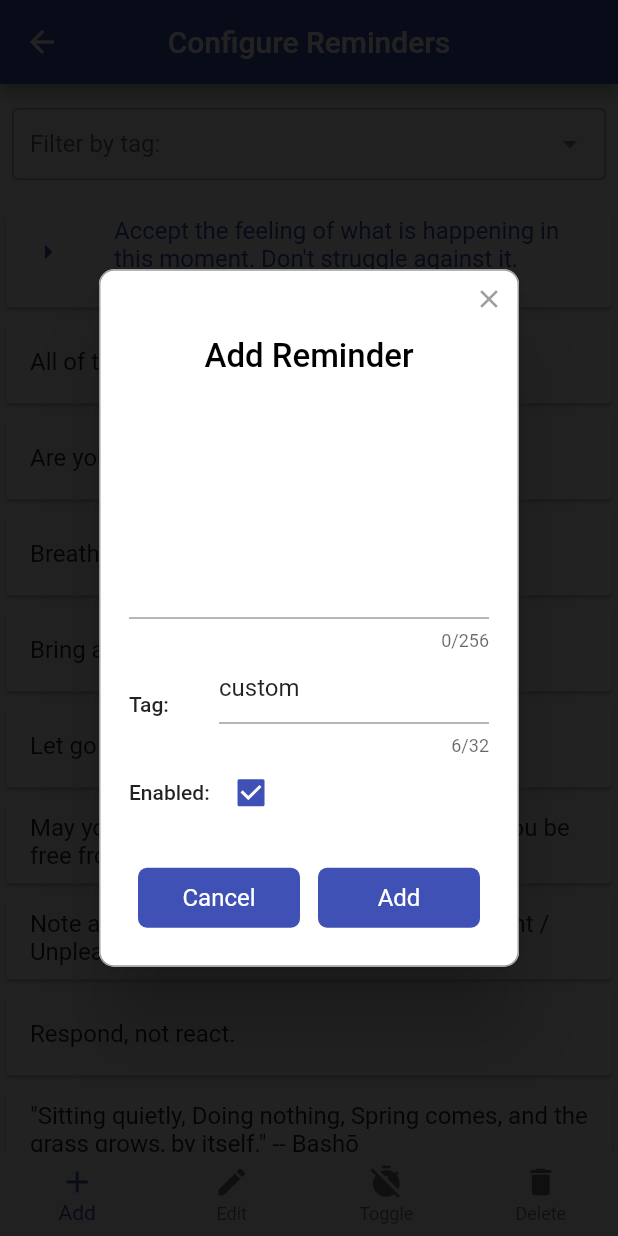
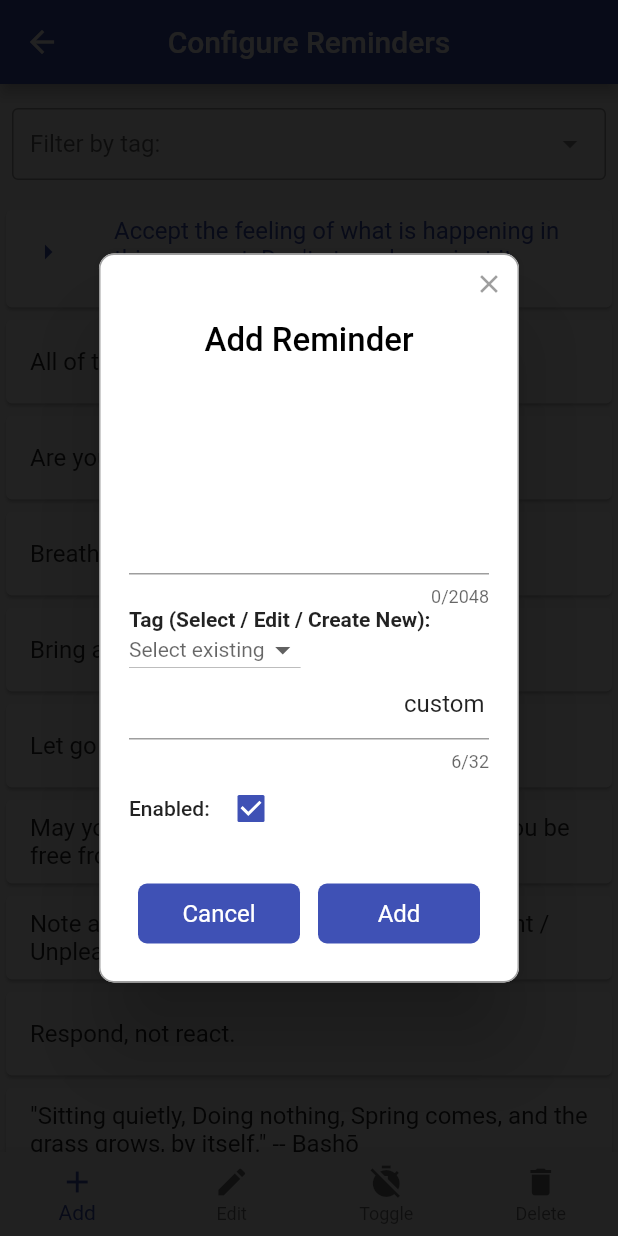
Before and after one commit to kmac/mindfulnotifier, a Flutter app: the ReminderWidget screen opened by its route, after a tap on "Add", on a phone screen of 412 x 824 dp. Run offline on Flutter 3.47's test engine with Material 2 defaults, Android fonts, the phone set to English and light mode, and no system bars; drawn by our look-alikes of dropdown_search, rflutter_alert; our stand-ins replace date_format, device_info, equatable, file_picker, flutter_local_notifications, flutter_markdown and 9 more; missing offline and left inert: android_alarm_manager, audio_session, battery_optimization, sound_mode; accounts and stored records are empty; statements that could not run were skipped.

Commit message:
Issues #26,#25,#24 Support longer reminders, tag selector

```diff
--- a/lib/components/datastore.dart
+++ b/lib/components/datastore.dart
@@ -1,4 +1,5 @@
 import 'dart:convert';
+import 'dart:math';
 import 'package:flutter/foundation.dart';
 import 'package:shared_preferences/shared_preferences.dart';
 import 'package:equatable/equatable.dart';
@@ -7,79 +8,86 @@ import 'package:mindfulnotifier/components/logging.dart';
 
 var logger = createLogger('datastore');
 
-const defaultTag = 'default';
-const customTag = 'custom';
+final Random random = Random();
 
 // A list for the initial json string. Each entry has keys: text, enabled, tag, weight
 // Idea: add optional weight to support weighing reminders differently
 const List<Map<String, dynamic>> defaultJsonReminderMap = [
-  {"text": "Are you aware?", "enabled": true, "tag": "$defaultTag"},
+  {
+    "text": "Are you aware?",
+    "enabled": true,
+    "tag": "${Reminder.defaultTagName}"
+  },
   {
     "text": "Breathe deeply. This is the present moment.",
     "enabled": true,
-    "tag": "$defaultTag"
+    "tag": "${Reminder.defaultTagName}"
   },
   {
     "text": "Take a moment to pause, and come back to the present.",
     "enabled": true,
-    "tag": "$defaultTag"
+    "tag": "${Reminder.defaultTagName}"
   },
   {
     "text": "Bring awareness into this moment.",
     "enabled": true,
-    "tag": "$defaultTag"
+    "tag": "${Reminder.defaultTagName}"
   },
   {
     "text": "Let go of greed, aversion, and delusion.",
     "enabled": true,
-    "tag": "$defaultTag"
+    "tag": "${Reminder.defaultTagName}"
   },
-  {"text": "Respond, not react.", "enabled": true, "tag": "$defaultTag"},
+  {
+    "text": "Respond, not react.",
+    "enabled": true,
+    "tag": "${Reminder.defaultTagName}"
+  },
   {
     "text": "All of this is impermanent.",
     "enabled": true,
-    "tag": "$defaultTag"
+    "tag": "${Reminder.defaultTagName}"
   },
   {
     "text":
         "Accept the feeling of what is happening in this moment. Don't struggle against it. Instead, notice it. Take it in.",
     "enabled": true,
-    "tag": "$defaultTag"
+    "tag": "${Reminder.defaultTagName}"
   },
   {
     "text":
         "RAIN: Recognize / Allow / Invesigate with interest and care / Nurture with self-compassion",
     "enabled": false,
-    "tag": "$defaultTag"
+    "tag": "${Reminder.defaultTagName}"
   },
   {
     "text":
         "Note any feeling tones in the moment: Pleasant / Unpleasant / Neutral.",
     "enabled": true,
-    "tag": "$defaultTag"
+    "tag": "${Reminder.defaultTagName}"
   },
   {
     "text": "What is the attitude in the mind right now?",
     "enabled": true,
-    "tag": "$defaultTag"
+    "tag": "${Reminder.defaultTagName}"
   },
   {
     "text":
         "May you be happy. May you be healthy. May you be free from harm. May you be peaceful.",
     "enabled": true,
-    "tag": "$defaultTag"
+    "tag": "${Reminder.defaultTagName}"
   },
   {
     "text":
         "\"Whatever it is that has the nature to arise will also pass away; therefore, there is nothing to want.\" -- Joseph Goldstein",
     "enabled": true,
-    "tag": "$defaultTag"
+    "tag": "${Reminder.defaultTagName}"
   },
   {
     "text":
         "\"Sitting quietly, Doing nothing, Spring comes, and the grass grows, by itself.\" -- Bashō",
     "enabled": true,
-    "tag": "$defaultTag"
+    "tag": "${Reminder.defaultTagName}"
   },
 ];
 
@@ -631,6 +639,11 @@ class ScheduleDataStore extends ScheduleDataStoreBase {
 }
 
 class Reminder extends Equatable {
+  static const maxLength = 2048;
+  static const truncLength = 256;
+  static const truncLines = 5;
+  static const defaultTagName = 'default';
+  static const defaultCustomTagName = 'custom';
   final String text;
   final bool enabled;
   final String tag;
@@ -650,6 +663,27 @@ class Reminder extends Equatable {
 
   @override
   List<Object> get props => [text];
+
+  static String truncateLines(String input, [int maxLines = truncLines]) {
+    LineSplitter ls = new LineSplitter();
+    List<String> lines = ls.convert(input);
+    if (lines.length < maxLines) {
+      return input;
+    }
+    return lines.sublist(0, maxLines).join("\n") + "...";
+  }
+
+  static String truncate(String input,
+      [int length = maxLength, int maxLines = truncLines]) {
+    if (input.length < truncLength) {
+      return truncateLines(input, maxLines);
+    }
+    return truncateLines(input.substring(0, truncLength - 4) + '...');
+  }
+
+  String get truncated {
+    return truncate(text);
+  }
 
   @override
   String toString() {
@@ -702,7 +736,7 @@ class Reminders {
       Map<String, dynamic> mapForJson = Map();
       mapForJson['text'] = rawReminder;
       mapForJson['enabled'] = true;
-      mapForJson['tag'] = "default";
+      mapForJson['tag'] = Reminder.defaultTagName;
       conversionList.add(mapForJson);
     }
     String jsonReminders;
@@ -850,8 +884,7 @@ class Reminders {
           ? "No reminders are enabled"
           : "No reminders are enabled for tag '$tag'";
     }
-    filteredList.shuffle();
-    return filteredList.first.text;
+    return filteredList[random.nextInt(filteredList.length - 1)].text;
   }
 
   @override
--- a/lib/components/utils.dart
+++ b/lib/components/utils.dart
@@ -62,11 +62,13 @@ TextStyle getGlobalDialogTextStyle(bool isDark, {double fontSize}) {
       : TextStyle(color: Colors.white, fontSize: fontSize);
 }
 
-AlertStyle getGlobalAlertStyle(bool isDark) {
+AlertStyle getGlobalAlertStyle(bool isDark,
+    {EdgeInsets alertPadding = const EdgeInsets.all(6.0)}) {
   return isDark
       ? AlertStyle(
           titleStyle: TextStyle(color: Colors.white),
           descStyle: TextStyle(color: Colors.white, fontSize: 18),
+          alertPadding: alertPadding,
         )
       : AlertStyle(descStyle: TextStyle(fontSize: 18));
 }
--- a/lib/screens/reminderview.dart
+++ b/lib/screens/reminderview.dart
@@ -2,6 +2,7 @@ import 'dart:ui';
 
 import 'package:flutter/cupertino.dart';
 import 'package:flutter/material.dart';
+import 'package:flutter/services.dart';
 import 'package:flutter/widgets.dart';
 import 'package:get/get.dart';
 import 'package:mindfulnotifier/components/datastore.dart';
@@ -82,8 +83,8 @@ class ReminderWidget extends StatelessWidget {
   final ReminderWidgetController controller =
       Get.put(ReminderWidgetController());
 
-  final formMaxLines = 7;
-  final formMaxLength = 256;
+  final formMaxLines = 10;
+  final formMaxLength = Reminder.maxLength;
 
   @override
   Widget build(BuildContext context) {
@@ -226,7 +227,8 @@ class ReminderWidget extends StatelessWidget {
                                 selected:
                                     index == controller.selectedIndex.value,
                                 title: Text(
-                                  '${controller.filteredReminderList[index].text}',
+                                  controller
+                                      .filteredReminderList[index].truncated,
                                   style: controller
                                           .filteredReminderList[index].enabled
                                       ? TextStyle(
@@ -266,25 +268,62 @@ class ReminderWidget extends StatelessWidget {
       TextEditingController editingControllerText,
       TextEditingController editingControllerTag,
       final editedEnabled) {
+    List<String> sortedTags = controller.groupedReminders.keys.toList()..sort();
     return Column(
       children: <Widget>[
-        TextFormField(
+        Scrollbar(
+            child: TextFormField(
+          keyboardType: TextInputType.multiline,
           controller: editingControllerText,
+          minLines: formMaxLines ~/ 2 + 1,
           maxLines: formMaxLines,
           maxLength: formMaxLength,
           // style: TextStyle(fontSize: 18),
-        ),
+        )),
         Row(children: <Widget>[
           Expanded(
-              flex: 1, child: Text('Tag:', style: TextStyle(fontSize: 14))),
+              child: Text('Tag (Select / Edit / Create New):',
+                  style: TextStyle(fontSize: 14, fontWeight: FontWeight.bold))),
+        ]),
+        Row(children: <Widget>[
+          // Expanded(
+          //     flex: 1, child: Text('Tag:', style: TextStyle(fontSize: 14))),
+          DropdownButton<String>(
+              // value: controller.selectedTag.value,
+              items: [
+                for (var tag in sortedTags)
+                  DropdownMenuItem(
+                    value: tag,
+                    child: Text(
+                      tag,
+                      overflow: TextOverflow.ellipsis,
+                      softWrap: false,
+                    ),
+                  ),
+              ],
+              style: TextStyle(fontSize: 14),
+              isDense: true,
+              // isExpanded: true,
+              onChanged: (String value) {
+                editingControllerTag.text = value;
+              },
+              hint: Text("Select existing"))
+        ]),
+        Row(children: <Widget>[
           Expanded(
-              flex: 3,
+              // flex: 6,
+              // TODO need to call dispose on TextFormField!!
               child: TextFormField(
-                controller: editingControllerTag,
-                maxLines: 1,
-                maxLength: 32,
-                // style: TextStyle(fontSize: 18),
-              )),
+            controller: editingControllerTag,
+            maxLines: 1,
+            maxLength: 32,
+            // initialValue: null,
+            autofillHints: sortedTags,
+            // style: TextStyle(fontSize: 14),
+            enableInteractiveSelection: true,
+            textAlign: TextAlign.right,
+            // style: TextStyle(fontSize: 18),
+          )),
         ]),
         Row(children: <Widget>[
           Text('Enabled: ', style: TextStyle(fontSize: 14)),
@@ -307,11 +346,12 @@ class ReminderWidget extends StatelessWidget {
     TextEditingController editingControllerTag = new TextEditingController(
         text: controller.selectedTag.value != ''
             ? controller.selectedTag.value
-            : customTag);
+            : Reminder.defaultCustomTagName);
     Alert(
         context: context,
         title: "Add Reminder",
-        style: getGlobalAlertStyle(Get.isDarkMode),
+        style: getGlobalAlertStyle(Get.isDarkMode,
+            alertPadding: EdgeInsets.all(4.0)),
         content: _buildAddEditColumn(context, editingControllerText,
             editingControllerTag, editedEnabled),
         buttons: [
@@ -354,7 +394,8 @@ class ReminderWidget extends StatelessWidget {
     Alert(
         context: context,
         title: "Edit Reminder",
-        style: getGlobalAlertStyle(Get.isDarkMode),
+        style: getGlobalAlertStyle(Get.isDarkMode,
+            alertPadding: EdgeInsets.all(4.0)),
         content: _buildAddEditColumn(context, editingControllerText,
             editingControllerTag, editedEnabled),
         buttons: [
@@ -399,7 +440,8 @@ class ReminderWidget extends StatelessWidget {
     Alert(
         context: context,
         title: "Delete Reminder?",
-        style: getGlobalAlertStyle(Get.isDarkMode),
+        style: getGlobalAlertStyle(Get.isDarkMode,
+            alertPadding: EdgeInsets.all(4.0)),
         content: Column(
           children: <Widget>[
             Text(reminder.text,
```
Also changed, not shown: lib/components/notifier.dart (+5 -2 lines), lib/screens/mindfulnotifier.dart (+17 -8 lines).
